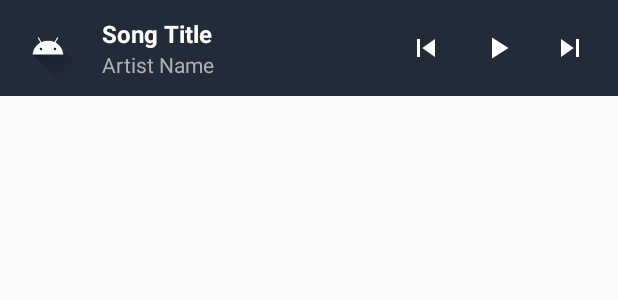
After one commit to merterdoganapa/Notica, an Android app built with Jetpack Compose: the layout notification_player.xml on its own in the app's theme, with its tools: preview values and no code run, on a phone screen of 412 x 824 dp. The commit adds this screen. Shown: the top 300 px of the screen. Run offline under Robolectric (Android 15) with nearby library versions, the phone set to English and light mode, and no system bars.

Commit message:
extract model to seperate file
delete lines

remove song list from activity

show thumbnails

update top app bar

Update MainActivity.kt

add top bar

Update MusicPlayerService.kt

stop service when on destroy called

show buttons on notification panel

request permissions

add music player service

update icons

update bottom player bar

update click functions

```diff
--- /dev/null
+++ b/app/src/main/res/drawable/ic_next.xml
@@ -0,0 +1,5 @@
+<vector xmlns:android="http://schemas.android.com/apk/res/android" android:height="24dp" android:tint="#000000" android:viewportHeight="24" android:viewportWidth="24" android:width="24dp">
+
+    <path android:fillColor="@android:color/white" android:pathData="M6,18l8.5,-6L6,6v12zM16,6v12h2V6h-2z"/>
+
+</vector>
--- /dev/null
+++ b/app/src/main/res/drawable/ic_pause.xml
@@ -0,0 +1,5 @@
+<vector xmlns:android="http://schemas.android.com/apk/res/android" android:height="24dp" android:tint="#000000" android:viewportHeight="24" android:viewportWidth="24" android:width="24dp">
+
+    <path android:fillColor="@android:color/white" android:pathData="M6,19h4L10,5L6,5v14zM14,5v14h4L18,5h-4z"/>
+
+</vector>
--- /dev/null
+++ b/app/src/main/res/drawable/ic_play.xml
@@ -0,0 +1,5 @@
+<vector xmlns:android="http://schemas.android.com/apk/res/android" android:height="24dp" android:tint="#000000" android:viewportHeight="24" android:viewportWidth="24" android:width="24dp">
+
+    <path android:fillColor="@android:color/white" android:pathData="M8,5v14l11,-7z"/>
+
+</vector>
--- /dev/null
+++ b/app/src/main/res/drawable/ic_prev.xml
@@ -0,0 +1,5 @@
+<vector xmlns:android="http://schemas.android.com/apk/res/android" android:height="24dp" android:tint="#000000" android:viewportHeight="24" android:viewportWidth="24" android:width="24dp">
+
+    <path android:fillColor="@android:color/white" android:pathData="M6,6h2v12L6,18zM9.5,12l8.5,6L18,6z"/>
+
+</vector>
--- /dev/null
+++ b/app/src/main/res/layout/notification_player.xml
@@ -0,0 +1,77 @@
+<?xml version="1.0" encoding="utf-8"?>
+<LinearLayout xmlns:android="http://schemas.android.com/apk/res/android"
+    android:orientation="horizontal"
+    android:layout_width="match_parent"
+    android:layout_height="64dp"
+    android:background="#232A3A"
+    android:gravity="center_vertical"
+    android:padding="8dp">
+
+    <ImageView
+        android:id="@+id/iv_album"
+        android:layout_width="48dp"
+        android:layout_height="48dp"
+        android:src="@drawable/ic_launcher_foreground"
+        android:scaleType="centerCrop"
+        android:background="@android:color/transparent"
+        android:contentDescription="Album cover" />
+
+    <LinearLayout
+        android:orientation="vertical"
+        android:layout_width="0dp"
+        android:layout_height="wrap_content"
+        android:layout_weight="1"
+        android:paddingStart="12dp">
+
+        <TextView
+            android:id="@+id/tv_title"
+            android:text="Song Title"
+            android:textColor="#FFFFFF"
+            android:textSize="16sp"
+            android:maxLines="1"
+            android:textStyle="bold"
+            android:ellipsize="end"
+            android:layout_width="wrap_content"
+            android:layout_height="wrap_content" />
+
+        <TextView
+            android:id="@+id/tv_artist"
+            android:text="Artist Name"
+            android:textColor="#B0B0B0"
+            android:textSize="14sp"
+            android:maxLines="1"
+            android:ellipsize="end"
+            android:layout_width="wrap_content"
+            android:layout_height="wrap_content" />
+    </LinearLayout>
+
+    <ImageButton
+        android:id="@+id/btn_prev"
+        android:layout_width="48dp"
+        android:layout_height="48dp"
+        android:layout_gravity="center"
+        android:background="@android:color/transparent"
+        android:src="@drawable/ic_prev"
+        android:tint="@android:color/white"
+        android:contentDescription="Previous" />
+
+    <ImageButton
+        android:id="@+id/btn_play_pause"
+        android:layout_width="48dp"
+        android:layout_height="48dp"
+        android:layout_gravity="center"
+        android:background="@android:color/transparent"
+        android:src="@drawable/ic_play"
+        android:tint="@android:color/white"
+        android:contentDescription="Play/Pause" />
+
+    <ImageButton
+        android:id="@+id/btn_next"
+        android:layout_width="48dp"
+        android:layout_height="48dp"
+        android:layout_gravity="center"
+        android:background="@android:color/transparent"
+        android:src="@drawable/ic_next"
+        android:tint="@android:color/white"
+        android:contentDescription="Next" />
+</LinearLayout>
```
Also changed, not shown: app/src/main/AndroidManifest.xml (+10 -0 lines), app/src/main/java/com/mea/notica/MainActivity.kt (+228 -87 lines), app/src/main/java/com/mea/notica/MusicPlayerService.kt (added, +182 -0 lines), app/src/main/java/com/mea/notica/Song.kt (added, +8 -0 lines), app/src/main/res/drawable/mynameis.jpeg (added), app/src/main/res/drawable/withoutme.jpeg (added), 2 other files.
